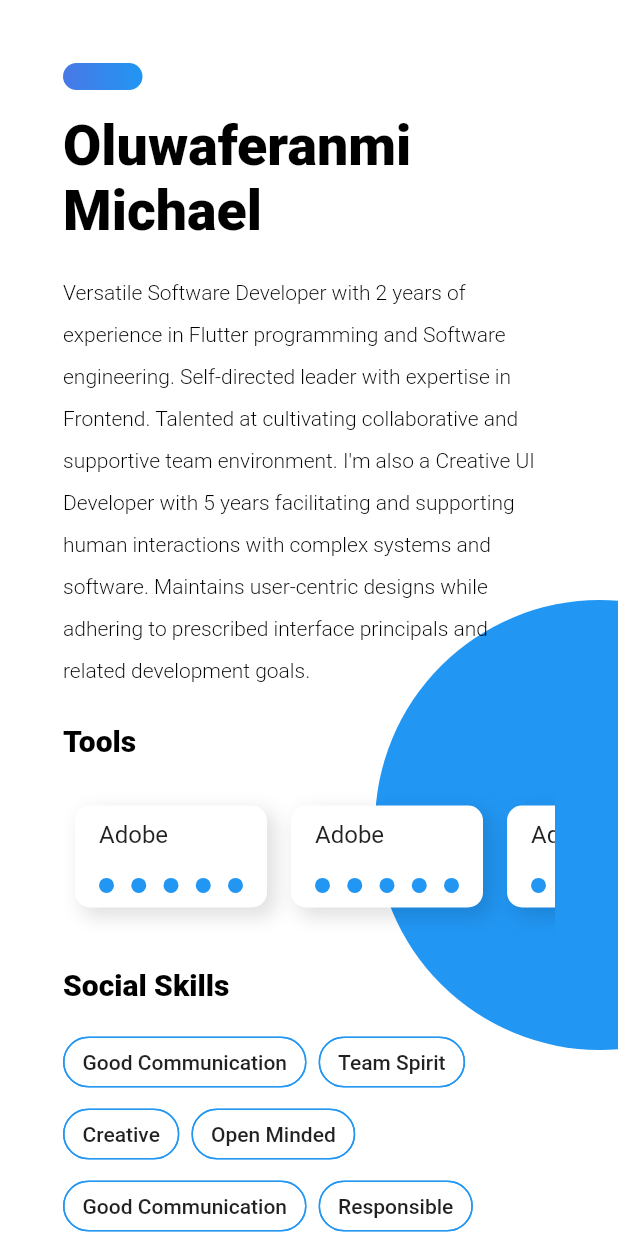
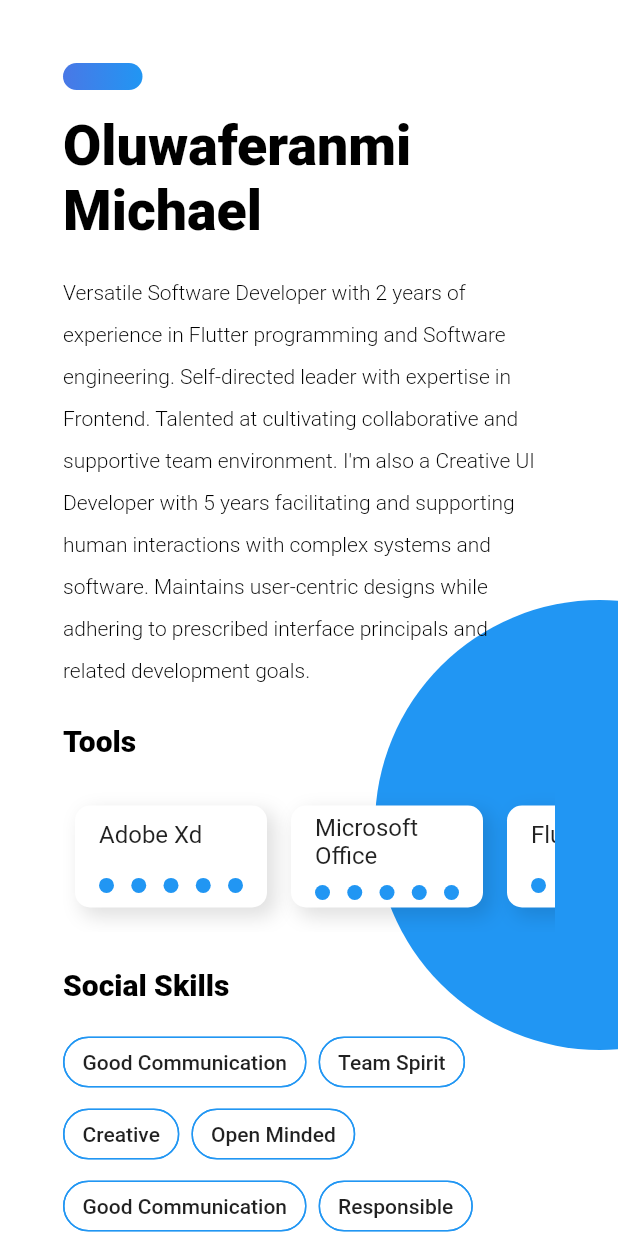
Before and after one commit to Oluwaferanmi-Michael/portfoilio, a Flutter app: the screen it shows after launch, on a phone screen of 412 x 824 dp. Run offline on Flutter 3.47's test engine with Material 2 defaults, Android fonts, the phone set to English and light mode, and no system bars.

Commit message:
fixed listbuilder

```diff
--- a/portfolio/lib/main.dart
+++ b/portfolio/lib/main.dart
@@ -57,7 +57,12 @@ class _MyHomePageState extends State<MyHomePage> {
 
 
 
-  List <String> tools = [
+
+
+  @override
+  Widget build(BuildContext context) {
+
+     List <String> tools = [
     'Adobe Xd',
     'Microsoft Office',
     'Flutter',
@@ -67,9 +72,6 @@ class _MyHomePageState extends State<MyHomePage> {
     'Git/GitHub',
     'Python',
   ];
-
-  @override
-  Widget build(BuildContext context) {
 
     Color bg = Theme.of(context).backgroundColor;
     Color pc = Theme.of(context).primaryColor;
@@ -155,7 +157,7 @@ class _MyHomePageState extends State<MyHomePage> {
                             children: [
                               Padding(
                                 padding: const EdgeInsets.only(left: 16.0),
-                                child: Text('Adobe',
+                                child: Text(tools[index],
                                   style: TextStyle(
                                     fontSize: 16),),
                               ),
```
